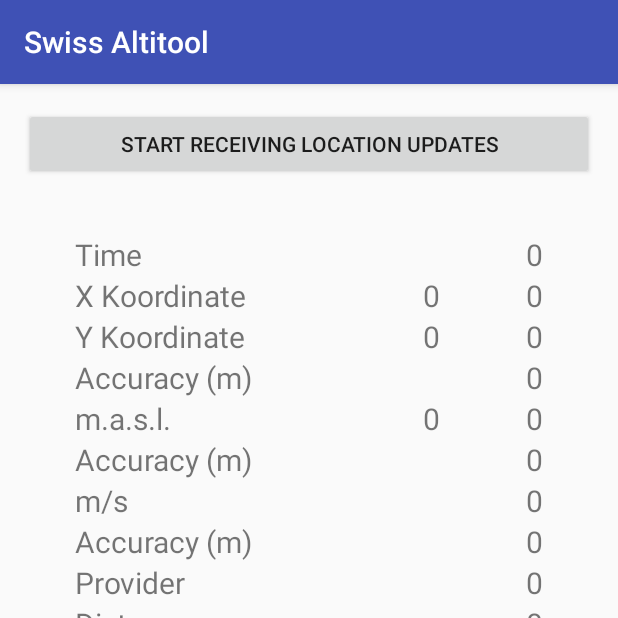
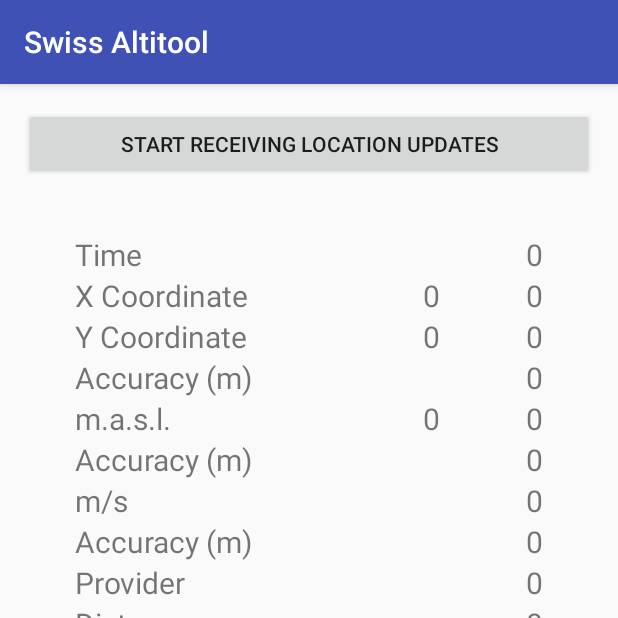
Before and after one commit to Niederb/altitool, an Android app: the screen it shows after launch (MainActivity), on a phone screen of 412 x 824 dp, the top half of it. Run offline under Robolectric (Android 15) with nearby library versions, the phone set to English and light mode, and no system bars; 2 statements that could not run were skipped.

Commit message:
Update activity_main.xml

```diff
--- a/base/src/main/res/layout/activity_main.xml
+++ b/base/src/main/res/layout/activity_main.xml
@@ -47,14 +47,6 @@
                     android:textSize="20sp" />
 
                 <TextView
-                    android:id="@+id/timeDummy"
-                    android:layout_width="wrap_content"
-                    android:layout_height="wrap_content"
-                    android:layout_weight="1"
-                    android:textAlignment="textEnd"
-                    android:textSize="20sp" />
-
-                <TextView
                     android:id="@+id/time"
                     android:layout_width="wrap_content"
                     android:layout_height="wrap_content"
@@ -62,6 +54,7 @@
                     android:text="0"
                     android:textAlignment="textEnd"
                     android:textSize="20sp" />
+
             </TableRow>
 
             <TableRow
@@ -73,7 +66,7 @@
                     android:layout_width="wrap_content"
                     android:layout_height="wrap_content"
                     android:layout_weight="1"
-                    android:text="X Koordinate"
+                    android:text="@string/x_coordinate"
                     android:textSize="20sp" />
 
                 <TextView
@@ -104,7 +97,7 @@
                     android:layout_width="wrap_content"
                     android:layout_height="wrap_content"
                     android:layout_weight="1"
-                    android:text="Y Koordinate"
+                    android:text="@string/y_coordinate"
                     android:textSize="20sp" />
 
                 <TextView
```
